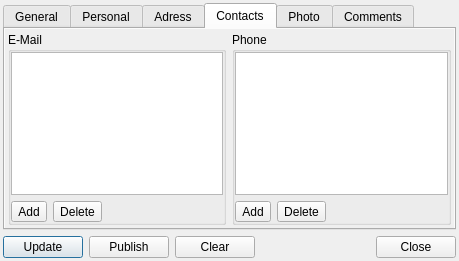
Qt form Vacuum/trunk/src/plugins/vCard/vcarddialog.ui (vacuum-im/vacuum-im) before a commit.
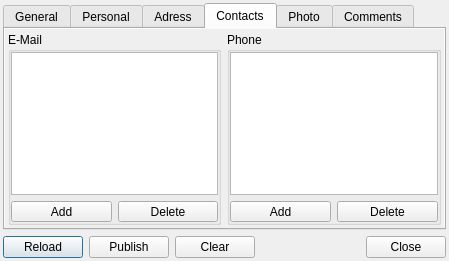
The same form after that commit. The open tabs and pages were chosen to show the change.

Commit message: Внесены незначительные изменения в диалог VCardDialog.

Patch:
```diff
--- a/Vacuum/trunk/src/plugins/vCard/vcarddialog.ui
+++ b/Vacuum/trunk/src/plugins/vCard/vcarddialog.ui
@@ -5,24 +5,15 @@
    <rect>
     <x>0</x>
     <y>0</y>
-    <width>459</width>
-    <height>259</height>
+    <width>449</width>
+    <height>250</height>
    </rect>
   </property>
   <property name="windowTitle" >
    <string>VCardDialog</string>
   </property>
-  <layout class="QVBoxLayout" >
-   <property name="leftMargin" >
-    <number>3</number>
-   </property>
-   <property name="topMargin" >
-    <number>3</number>
-   </property>
-   <property name="rightMargin" >
-    <number>3</number>
-   </property>
-   <property name="bottomMargin" >
+  <layout class="QVBoxLayout" name="verticalLayout" >
+   <property name="margin" >
     <number>3</number>
    </property>
    <item>
@@ -490,23 +481,22 @@
       </layout>
      </widget>
      <widget class="QWidget" name="tabContacts" >
+      <property name="geometry" >
+       <rect>
+        <x>0</x>
+        <y>0</y>
+        <width>439</width>
+        <height>186</height>
+       </rect>
+      </property>
       <property name="autoFillBackground" >
        <bool>true</bool>
       </property>
       <attribute name="title" >
        <string>Contacts</string>
       </attribute>
-      <layout class="QHBoxLayout" >
-       <property name="leftMargin" >
-        <number>3</number>
-       </property>
-       <property name="topMargin" >
-        <number>3</number>
-       </property>
-       <property name="rightMargin" >
-        <number>3</number>
-       </property>
-       <property name="bottomMargin" >
+      <layout class="QHBoxLayout" name="lotContacts" >
+       <property name="margin" >
         <number>3</number>
        </property>
        <item>
@@ -517,26 +507,23 @@
          <property name="flat" >
           <bool>true</bool>
          </property>
-         <layout class="QVBoxLayout" >
-          <property name="leftMargin" >
-           <number>0</number>
-          </property>
-          <property name="topMargin" >
-           <number>0</number>
-          </property>
-          <property name="rightMargin" >
-           <number>0</number>
-          </property>
-          <property name="bottomMargin" >
+         <layout class="QVBoxLayout" name="lotEmail" >
+          <property name="margin" >
            <number>0</number>
           </property>
           <item>
            <widget class="QListWidget" name="ltwEmails" />
           </item>
           <item>
-           <layout class="QHBoxLayout" >
+           <layout class="QHBoxLayout" name="lotEmailButtons" >
             <item>
              <widget class="QToolButton" name="tlbEmailAdd" >
+              <property name="sizePolicy" >
+               <sizepolicy vsizetype="Fixed" hsizetype="Expanding" >
+                <horstretch>0</horstretch>
+                <verstretch>0</verstretch>
+               </sizepolicy>
+              </property>
               <property name="text" >
                <string>Add</string>
               </property>
@@ -544,24 +531,17 @@
             </item>
             <item>
              <widget class="QToolButton" name="tlbEmailDelete" >
+              <property name="sizePolicy" >
+               <sizepolicy vsizetype="Fixed" hsizetype="Expanding" >
+                <horstretch>0</horstretch>
+                <verstretch>0</verstretch>
+               </sizepolicy>
+              </property>
               <property name="text" >
                <string>Delete</string>
               </property>
              </widget>
             </item>
-            <item>
-             <spacer>
-              <property name="orientation" >
-               <enum>Qt::Horizontal</enum>
-              </property>
-              <property name="sizeHint" >
-               <size>
-                <width>40</width>
-                <height>0</height>
-               </size>
-              </property>
-             </spacer>
-            </item>
            </layout>
           </item>
          </layout>
@@ -575,26 +555,23 @@
          <property name="flat" >
           <bool>true</bool>
          </property>
-         <layout class="QVBoxLayout" >
-          <property name="leftMargin" >
-           <number>0</number>
-          </property>
-          <property name="topMargin" >
-           <number>0</number>
-          </property>
-          <property name="rightMargin" >
-           <number>0</number>
-          </property>
-          <property name="bottomMargin" >
+         <layout class="QVBoxLayout" name="lotPhone" >
+          <property name="margin" >
            <number>0</number>
           </property>
           <item>
            <widget class="QListWidget" name="ltwPhones" />
           </item>
           <item>
-           <layout class="QHBoxLayout" >
+           <layout class="QHBoxLayout" name="lotPhoneButtons" >
             <item>
              <widget class="QToolButton" name="tlbPhoneAdd" >
+              <property name="sizePolicy" >
+               <sizepolicy vsizetype="Fixed" hsizetype="Expanding" >
+                <horstretch>0</horstretch>
+                <verstretch>0</verstretch>
+               </sizepolicy>
+              </property>
               <property name="text" >
                <string>Add</string>
               </property>
@@ -602,24 +579,17 @@
             </item>
             <item>
              <widget class="QToolButton" name="tlbPhoneDelete" >
+              <property name="sizePolicy" >
+               <sizepolicy vsizetype="Fixed" hsizetype="Expanding" >
+                <horstretch>0</horstretch>
+                <verstretch>0</verstretch>
+               </sizepolicy>
+              </property>
               <property name="text" >
                <string>Delete</string>
               </property>
              </widget>
             </item>
-            <item>
-             <spacer>
-              <property name="orientation" >
-               <enum>Qt::Horizontal</enum>
-              </property>
-              <property name="sizeHint" >
-               <size>
-                <width>20</width>
-                <height>0</height>
-               </size>
-              </property>
-             </spacer>
-            </item>
            </layout>
           </item>
          </layout>
@@ -813,24 +783,11 @@
     </widget>
    </item>
    <item>
-    <widget class="QWidget" native="1" name="widget" >
-     <layout class="QHBoxLayout" >
-      <property name="leftMargin" >
-       <number>0</number>
-      </property>
-      <property name="topMargin" >
-       <number>0</number>
-      </property>
-      <property name="rightMargin" >
-       <number>0</number>
-      </property>
-      <property name="bottomMargin" >
-       <number>0</number>
-      </property>
+    <layout class="QHBoxLayout" name="lotButtons" >
       <item>
        <widget class="QPushButton" name="pbtUpdate" >
         <property name="text" >
-         <string>Update</string>
+        <string>Reload</string>
         </property>
        </widget>
       </item>
@@ -853,7 +810,7 @@
         <property name="orientation" >
          <enum>Qt::Horizontal</enum>
         </property>
-        <property name="sizeHint" >
+       <property name="sizeHint" stdset="0" >
          <size>
           <width>40</width>
           <height>20</height>
@@ -869,7 +826,6 @@
        </widget>
       </item>
      </layout>
-    </widget>
    </item>
   </layout>
  </widget>
```
Left out of the diff: 233 changed lines with no effect on the pictures. Lines whose indentation alone changed are shown as unchanged. The commit also changes 1 other file.
